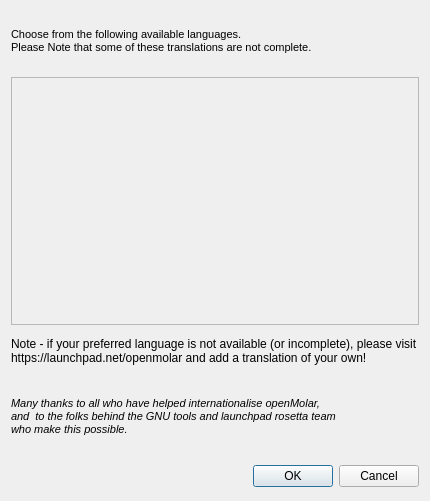
rowinggolfer/openmolar1, file src/openmolar/qt-designer/choose_language.ui: the form before one commit.
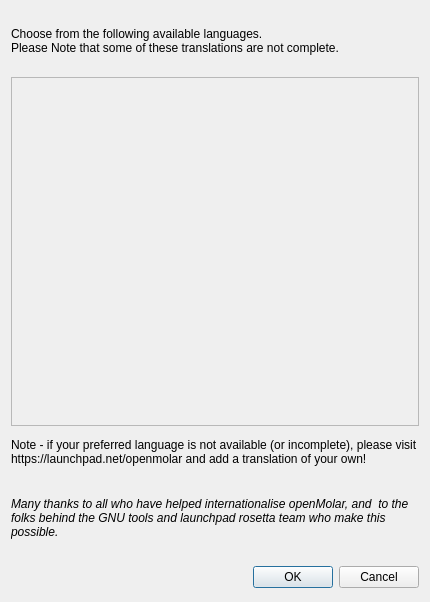
The form after the commit.

```diff
--- a/src/openmolar/qt-designer/choose_language.ui
+++ b/src/openmolar/qt-designer/choose_language.ui
@@ -7,7 +7,7 @@
     <x>0</x>
     <y>0</y>
     <width>426</width>
-    <height>501</height>
+    <height>602</height>
    </rect>
   </property>
   <property name="windowTitle">
@@ -23,15 +23,15 @@
       </size>
      </property>
      <property name="text">
-      <string>&lt;!DOCTYPE HTML PUBLIC &quot;-//W3C//DTD HTML 4.0//EN&quot; &quot;http://www.w3.org/TR/REC-html40/strict.dtd&quot;&gt;
-&lt;html&gt;&lt;head&gt;&lt;meta name=&quot;qrichtext&quot; content=&quot;1&quot; /&gt;&lt;style type=&quot;text/css&quot;&gt;
-p, li { white-space: pre-wrap; }
-&lt;/style&gt;&lt;/head&gt;&lt;body style=&quot; font-family:'Droid Sans'; font-size:8pt; font-weight:400; font-style:normal;&quot;&gt;
-&lt;p style=&quot; margin-top:0px; margin-bottom:0px; margin-left:0px; margin-right:0px; -qt-block-indent:0; text-indent:0px;&quot;&gt;Choose from the following available languages.&lt;br /&gt;Please Note that some of these translations are not complete.&lt;/p&gt;&lt;/body&gt;&lt;/html&gt;</string>
+      <string>Choose from the following available languages.
+Please Note that some of these translations are not complete.</string>
      </property>
      <property name="alignment">
       <set>Qt::AlignLeading|Qt::AlignLeft|Qt::AlignVCenter</set>
      </property>
+     <property name="wordWrap">
+      <bool>true</bool>
+     </property>
     </widget>
    </item>
    <item>
@@ -45,7 +45,7 @@
         <x>0</x>
         <y>0</y>
         <width>406</width>
-        <height>250</height>
+        <height>351</height>
        </rect>
       </property>
       <layout class="QHBoxLayout" name="horizontalLayout">
@@ -96,17 +96,14 @@
       </font>
      </property>
      <property name="text">
-      <string>&lt;!DOCTYPE HTML PUBLIC &quot;-//W3C//DTD HTML 4.0//EN&quot; &quot;http://www.w3.org/TR/REC-html40/strict.dtd&quot;&gt;
-&lt;html&gt;&lt;head&gt;&lt;meta name=&quot;qrichtext&quot; content=&quot;1&quot; /&gt;&lt;style type=&quot;text/css&quot;&gt;
-p, li { white-space: pre-wrap; }
-&lt;/style&gt;&lt;/head&gt;&lt;body style=&quot; font-family:'Droid Sans'; font-size:8pt; font-weight:400; font-style:italic;&quot;&gt;
-&lt;p style=&quot; margin-top:0px; margin-bottom:0px; margin-left:0px; margin-right:0px; -qt-block-indent:0; text-indent:0px;&quot;&gt;Many thanks to all who have helped internationalise openMolar,&lt;/p&gt;
-&lt;p style=&quot; margin-top:0px; margin-bottom:0px; margin-left:0px; margin-right:0px; -qt-block-indent:0; text-indent:0px;&quot;&gt;and  to the folks behind the GNU tools and launchpad rosetta team&lt;/p&gt;
-&lt;p style=&quot; margin-top:0px; margin-bottom:0px; margin-left:0px; margin-right:0px; -qt-block-indent:0; text-indent:0px;&quot;&gt;who make this possible.&lt;/p&gt;&lt;/body&gt;&lt;/html&gt;</string>
+      <string>Many thanks to all who have helped internationalise openMolar, and  to the folks behind the GNU tools and launchpad rosetta team who make this possible.</string>
      </property>
      <property name="alignment">
       <set>Qt::AlignLeading|Qt::AlignLeft|Qt::AlignVCenter</set>
      </property>
+     <property name="wordWrap">
+      <bool>true</bool>
+     </property>
     </widget>
    </item>
    <item>
```
